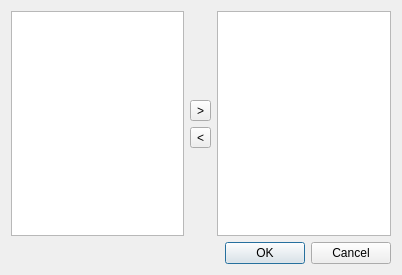
Above: client/portstatsfilter.ui from pstavirs/ostinato before the change. Below: the same form after it.
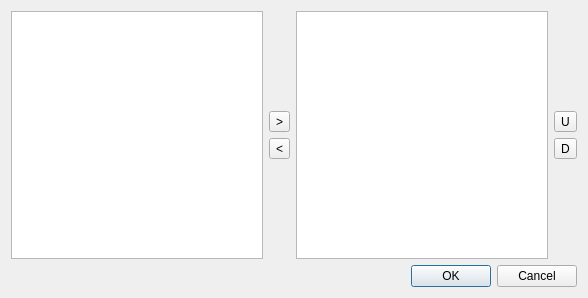
That is the form after the change.

Diff of the .ui file:
```diff
--- a/client/portstatsfilter.ui
+++ b/client/portstatsfilter.ui
@@ -5,8 +5,8 @@
    <rect>
     <x>0</x>
     <y>0</y>
-    <width>402</width>
-    <height>275</height>
+    <width>588</width>
+    <height>298</height>
    </rect>
   </property>
   <property name="windowTitle" >
@@ -73,6 +73,50 @@
        </property>
       </widget>
      </item>
+     <item>
+      <layout class="QVBoxLayout" >
+       <item>
+        <spacer>
+         <property name="orientation" >
+          <enum>Qt::Vertical</enum>
+         </property>
+         <property name="sizeHint" >
+          <size>
+           <width>20</width>
+           <height>40</height>
+          </size>
+         </property>
+        </spacer>
+       </item>
+       <item>
+        <widget class="QToolButton" name="toolButton" >
+         <property name="text" >
+          <string>U</string>
+         </property>
+        </widget>
+       </item>
+       <item>
+        <widget class="QToolButton" name="toolButton_2" >
+         <property name="text" >
+          <string>D</string>
+         </property>
+        </widget>
+       </item>
+       <item>
+        <spacer>
+         <property name="orientation" >
+          <enum>Qt::Vertical</enum>
+         </property>
+         <property name="sizeHint" >
+          <size>
+           <width>20</width>
+           <height>40</height>
+          </size>
+         </property>
+        </spacer>
+       </item>
+      </layout>
+     </item>
     </layout>
    </item>
    <item>
```
Left out of the diff: 3 changed lines with no effect on the pictures.
